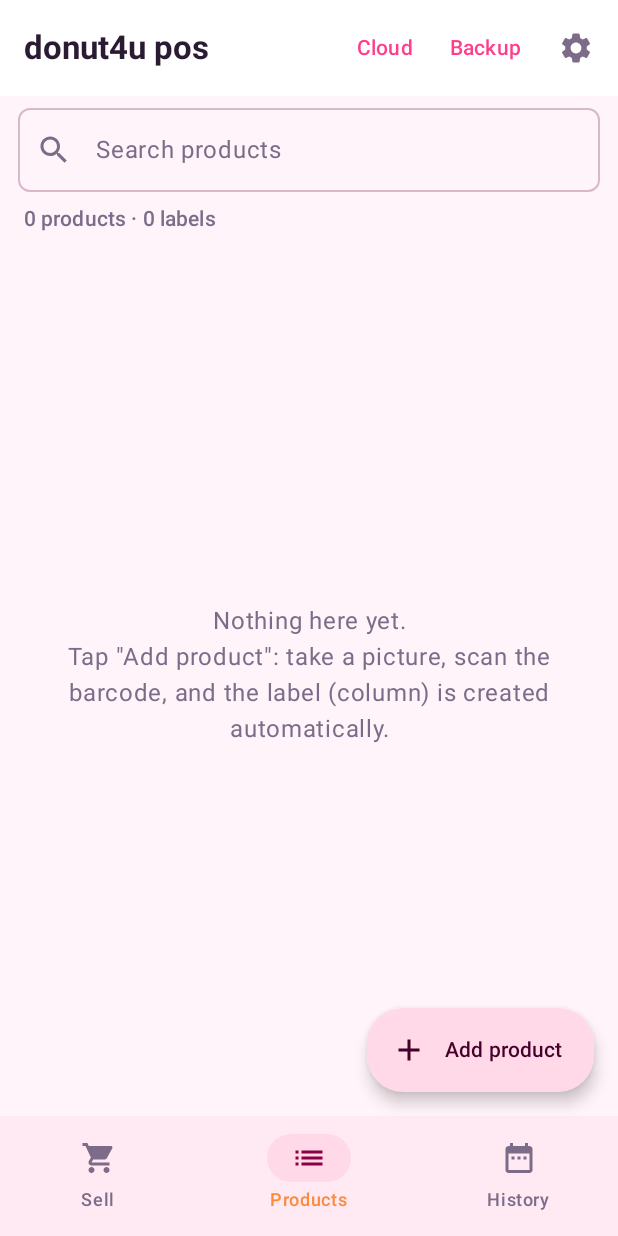
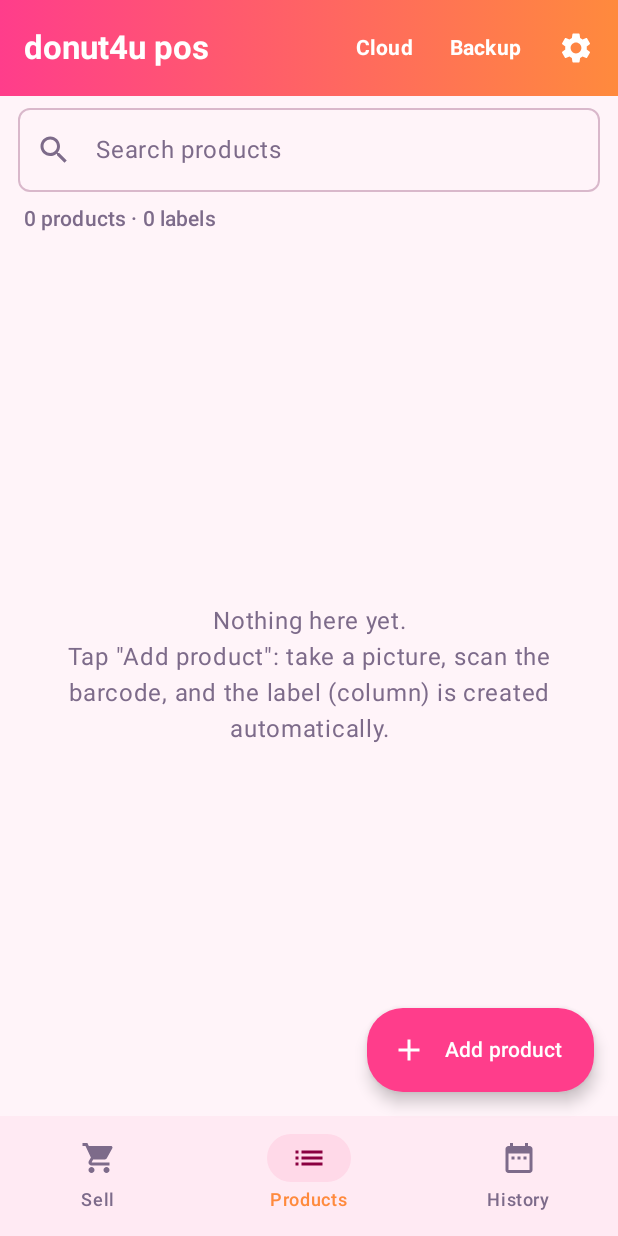
Before and after one commit to donut4u-lgtm/donut4u-pos, an Android app built with Jetpack Compose: the screen it shows after launch (MainActivity), item 2 of the bottom bar chosen, on a phone screen of 412 x 824 dp. Run offline under Robolectric (Android 15) with nearby library versions, the phone set to English and light mode, and no system bars; our stand-ins replace Firebase (no records; nobody signed in at launch, a user with empty details on screens opened directly), Room's generated code.

Commit message:
Update HomeScreen.kt

```diff
--- a/app/src/main/java/com/smartpos/ui/HomeScreen.kt
+++ b/app/src/main/java/com/smartpos/ui/HomeScreen.kt
@@ -1,5 +1,6 @@
 package com.smartpos.ui
 
+import androidx.compose.foundation.background
 import androidx.compose.foundation.layout.Arrangement
 import androidx.compose.foundation.layout.Box
 import androidx.compose.foundation.layout.Column
@@ -12,6 +13,7 @@ import androidx.compose.material.icons.filled.Add
 import androidx.compose.material.icons.filled.DateRange
 import androidx.compose.material.icons.filled.Settings
 import androidx.compose.material.icons.filled.ShoppingCart
+import androidx.compose.material3.ButtonDefaults
 import androidx.compose.material3.ExperimentalMaterial3Api
 import androidx.compose.material3.ExtendedFloatingActionButton
 import androidx.compose.material3.Icon
@@ -24,6 +26,7 @@ import androidx.compose.material3.Surface
 import androidx.compose.material3.Text
 import androidx.compose.material3.TextButton
 import androidx.compose.material3.TopAppBar
+import androidx.compose.material3.TopAppBarDefaults
 import androidx.compose.runtime.Composable
 import androidx.compose.runtime.collectAsState
 import androidx.compose.runtime.getValue
@@ -33,6 +36,8 @@ import androidx.compose.runtime.remember
 import androidx.compose.runtime.setValue
 import androidx.compose.ui.Alignment
 import androidx.compose.ui.Modifier
+import androidx.compose.ui.graphics.Brush
+import androidx.compose.ui.graphics.Color
 import androidx.compose.ui.platform.LocalContext
 import androidx.compose.ui.text.font.FontWeight
 import androidx.compose.ui.text.style.TextOverflow
@@ -75,7 +80,14 @@ fun HomeScreen(vm: PosViewModel) {
 
     Scaffold(
         topBar = {
+            Box(Modifier.background(Brush.horizontalGradient(listOf(BrandPink, BrandOrange)))) {
             TopAppBar(
+                colors = TopAppBarDefaults.topAppBarColors(
+                    containerColor = Color.Transparent,
+                    scrolledContainerColor = Color.Transparent,
+                    titleContentColor = Color.White,
+                    actionIconContentColor = Color.White
+                ),
                 title = {
                     Text(
                         if (isMonitor && monitorShop.isNotEmpty()) "$monitorShop (monitor)"
@@ -87,15 +99,22 @@ fun HomeScreen(vm: PosViewModel) {
                     )
                 },
                 actions = {
-                    TextButton(onClick = { showCloud = true }) { Text("Cloud") }
+                    TextButton(
+                        onClick = { showCloud = true },
+                        colors = ButtonDefaults.textButtonColors(contentColor = Color.White)
+                    ) { Text("Cloud", fontWeight = FontWeight.Bold) }
                     if (!isMonitor) {
-                        TextButton(onClick = { showBackup = true }) { Text("Backup") }
+                        TextButton(
+                            onClick = { showBackup = true },
+                            colors = ButtonDefaults.textButtonColors(contentColor = Color.White)
+                        ) { Text("Backup", fontWeight = FontWeight.Bold) }
                         IconButton(onClick = { showSettings = true }) {
                             Icon(Icons.Default.Settings, contentDescription = "Settings")
                         }
                     }
                 }
             )
+            }
         },
         bottomBar = {
             if (!isMonitor) {
@@ -115,6 +134,8 @@ fun HomeScreen(vm: PosViewModel) {
             if (!isMonitor && tab == 1) {
                 ExtendedFloatingActionButton(
                     onClick = { vm.screen.value = Screen.AddProduct() },
+                    containerColor = MaterialTheme.colorScheme.primary,
+                    contentColor = MaterialTheme.colorScheme.onPrimary,
                     icon = { Icon(Icons.Default.Add, contentDescription = null) },
                     text = { Text("Add product") }
                 )
```
